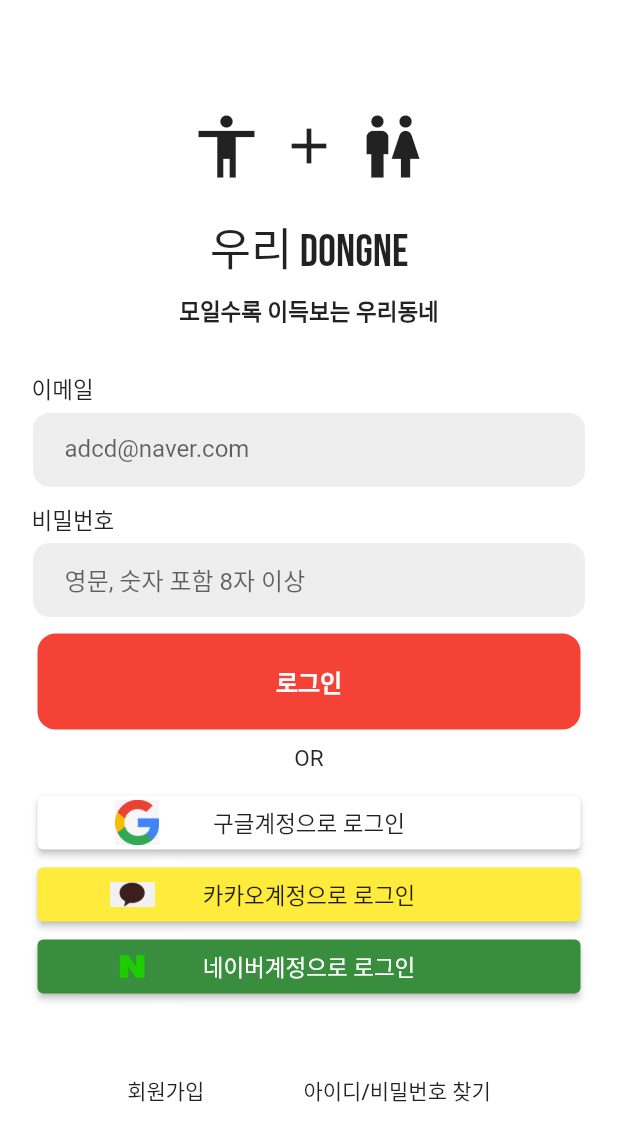
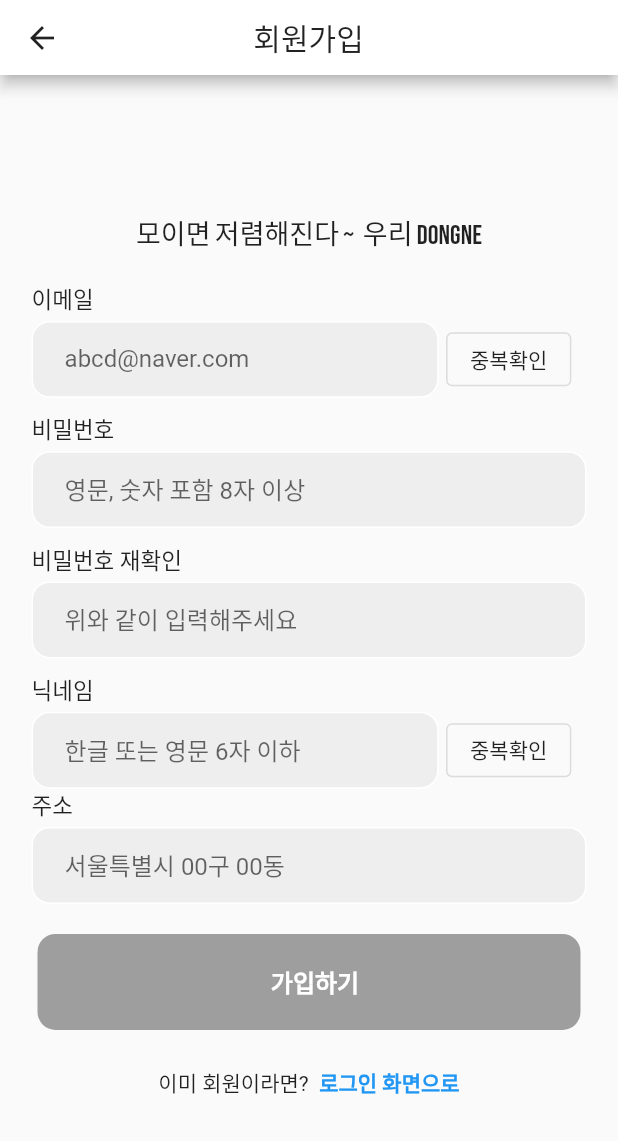
Before and after one commit to byuninsu/dongne_repo, a Flutter app: the screen it shows after launch, after a tap on "회원가입", on a phone screen of 412 x 824 dp. Shown: the top 1141 px of the screen. Run offline on Flutter 3.47's test engine with Material 2 defaults, Android fonts, the phone set to English and light mode, and no system bars; our stand-ins replace get, google_fonts.

Commit message:
[insu] login 페이지, signup 페이지 ui 기초작성

```diff
--- a/lib/view/loginPage.dart
+++ b/lib/view/loginPage.dart
@@ -1,4 +1,6 @@
+import 'package:dongne/view/signupPage.dart';
 import 'package:flutter/material.dart';
+import 'package:get/get.dart';
 import 'package:google_fonts/google_fonts.dart';
 
 class LoginPage extends StatefulWidget {
@@ -13,7 +15,26 @@ class _LoginPageState extends State<LoginPage> {
   var formKey = GlobalKey<FormState>();
   var emailController = TextEditingController();
   var passwordController = TextEditingController();
+  bool hasContent = false;
+  bool hasContent2 = false;
 
+
+  @override
+  void initState() {
+    super.initState();
+
+    emailController.addListener(() {
+      setState(() {
+        hasContent = emailController.text.isNotEmpty;
+      });
+    });
+
+    passwordController.addListener(() {
+      setState(() {
+        hasContent2 = passwordController.text.isNotEmpty;
+      });
+    });
+  }
 
   @override
   Widget build(BuildContext context) {
@@ -21,6 +42,19 @@ class _LoginPageState extends State<LoginPage> {
     double phoneHeightSize = MediaQuery.of(context).size.height - 5;
 
     return Scaffold(
+      appBar: PreferredSize(
+        preferredSize: Size.fromHeight(50.0),
+        child: AppBar(
+          title: Center(
+            child: Text(
+              "로그인",
+              style: TextStyle(color: Colors.black87),
+            ),
+          ),
+          backgroundColor: Colors.white,
+          iconTheme: IconThemeData(color: Colors.black87),
+        ),
+      ),
       backgroundColor: Colors.white,
       body: SafeArea(
         child: Center(
@@ -28,6 +62,7 @@ class _LoginPageState extends State<LoginPage> {
             child: Column(
               mainAxisAlignment: MainAxisAlignment.center,
               children: [
+                SizedBox(height: 20,),
                 Row(
                   mainAxisAlignment: MainAxisAlignment.center,
                   children: [
@@ -47,17 +82,17 @@ class _LoginPageState extends State<LoginPage> {
                     )
                   ],
                 ),
-                SizedBox(height: 20),
+                SizedBox(height: 10),
                 Text(
                   "우리 Dongne",
-                  style: GoogleFonts.bebasNeue(fontSize: 30.0),
+                  style: GoogleFonts.bebasNeue(fontSize: 25.0),
                 ),
-                SizedBox(height: 10),
+                SizedBox(height: 5),
                 Text("모일수록 이득보는 우리동네",
                     style: TextStyle(
                         fontSize: 15, fontWeight: FontWeight.bold)),
                 SizedBox(
-                  height: 30,
+                  height: 20,
                 ),
                 Form(
                     key:formKey,
@@ -124,7 +159,7 @@ class _LoginPageState extends State<LoginPage> {
                             padding:
                             EdgeInsets.only(left: phoneWidthSize / 19.35),
                             child: TextFormField(
-                              controller: emailController,
+                              controller: passwordController,
                               validator: (val) =>
                               val == "" ? "비밀번호를 입력해주세요" : null,
                               decoration: InputDecoration(
@@ -150,7 +185,7 @@ class _LoginPageState extends State<LoginPage> {
                       child: Container(
                         padding: EdgeInsets.all(20),
                         decoration: BoxDecoration(
-                            color: Colors.red,
+                            color: hasContent && hasContent2 ? Colors.red : Colors.grey,
                             borderRadius: BorderRadius.circular(12)),
                         child: Center(
                           child: Text(
@@ -275,21 +310,20 @@ class _LoginPageState extends State<LoginPage> {
                         borderRadius: BorderRadius.all(Radius.circular(4.0))),
                   ),
                 ),
-                SizedBox(
-                  height: 10,
-                ),
-                SizedBox(height: 25,),
+                SizedBox(height: 10,),
                 Row(
                   mainAxisAlignment: MainAxisAlignment.center,
                   children: [
                     Container(
                       child:
                         TextButton(
-                          onPressed: (){},
+                          onPressed: (){
+                            Get.to(SignupPage());
+                          },
                           child: Text("회원가입", style: TextStyle(color: Colors.black87,)),
                         )
                     ),
-                    SizedBox(width: 50,),
+                    SizedBox(width: 80,),
                     Container(
                       child:
                       TextButton(
--- /dev/null
+++ b/lib/view/signupPage.dart
@@ -0,0 +1,350 @@
+import 'package:flutter/material.dart';
+import 'package:get/get.dart';
+import 'package:google_fonts/google_fonts.dart';
+
+class SignupPage extends StatefulWidget {
+  const SignupPage({Key? key}) : super(key: key);
+
+  @override
+  State<SignupPage> createState() => _SignupPageState();
+}
+
+class _SignupPageState extends State<SignupPage> {
+  var formKey = GlobalKey<FormState>();
+
+  var userNameController = TextEditingController();
+  var emailController = TextEditingController();
+  var passwordController = TextEditingController();
+  var checkPasswordController = TextEditingController();
+  var addressController = TextEditingController();
+
+  bool hasContent = false;
+  bool hasContent2 = false;
+
+
+  @override
+  void initState() {
+    super.initState();
+
+    emailController.addListener(() {
+      setState(() {
+        hasContent = emailController.text.isNotEmpty;
+      });
+    });
+
+    passwordController.addListener(() {
+      setState(() {
+        hasContent2 = passwordController.text.isNotEmpty;
+      });
+    });
+  }
+
+  @override
+  Widget build(BuildContext context) {
+    double phoneWidthSize = MediaQuery.of(context).size.width - 5;
+    double phoneHeightSize = MediaQuery.of(context).size.height - 5;
+
+    return Scaffold(
+      appBar: PreferredSize(
+        preferredSize: Size.fromHeight(50.0),
+        child: AppBar(
+          title: Row(
+            children: [
+              SizedBox(width: phoneWidthSize/4.2,),
+              Text(
+                "회원가입",
+                style: TextStyle(color: Colors.black87),
+              ),
+            ],
+          ),
+          backgroundColor: Colors.white,
+          iconTheme: IconThemeData(color: Colors.black87),
+        ),
+      ),
+      body: SafeArea(
+        child: Center(
+          child: SingleChildScrollView(
+            child: Column(
+              mainAxisAlignment: MainAxisAlignment.center,
+              children: [
+                Padding(
+                  padding: EdgeInsets.fromLTRB(10, 0, 10, 0),
+                  child: Text('모이면 저렴해진다 ~  우리 Dongne',
+                      style: GoogleFonts.bebasNeue(fontSize: 18)),
+                ),
+                SizedBox(
+                  height: 20,
+                ),
+                Form(
+                  key: formKey,
+                  child: Column(
+                    children: [
+                      Container(
+                        width: phoneWidthSize / 1.1,
+                        height: phoneHeightSize / 39.9,
+                        alignment: Alignment.topLeft,
+                        child: const Text(
+                          "이메일",
+                          style: TextStyle(fontSize: 15),
+                          textAlign: TextAlign.left,
+                        ),
+                      ),
+                      SizedBox(
+                        height: 5,
+                      ),
+                      Padding(
+                        padding: EdgeInsets.only(left: phoneWidthSize / 19.35),
+                        child: Row(
+                          children: [
+                            Container(
+                              width: phoneWidthSize / 1.5,
+                              height: phoneHeightSize / 15.96,
+                              decoration: BoxDecoration(
+                                color: Colors.grey[200],
+                                border: Border.all(color: Colors.white),
+                                borderRadius: BorderRadius.circular(12),
+                              ),
+                              child: Padding(
+                                padding: EdgeInsets.only(left: phoneWidthSize / 19.35),
+                                child: TextFormField(
+                                  controller: emailController,
+                                  validator: (val) =>
+                                      val == "" ? "이메일을 입력해주세요" : null,
+                                  decoration: InputDecoration(
+                                      border: InputBorder.none,
+                                      hintText: 'abcd@naver.com'),
+                                ),
+                              ),
+                            ),
+                            SizedBox(width: 5,),
+                            Container(
+                              decoration: BoxDecoration(
+                                borderRadius: BorderRadius.circular(12)
+                              ),
+                              child: OutlinedButton(
+                                onPressed: () {},
+                                child: Text("중복확인", style: TextStyle(color: Colors.black87),),
+                              ),
+                            )
+                          ],
+                        ),
+                      ),
+                      SizedBox(
+                        height: 10,
+                      ),
+                      Container(
+                        width: phoneWidthSize / 1.1,
+                        height: phoneHeightSize / 39.9,
+                        alignment: Alignment.topLeft,
+                        child: const Text(
+                          "비밀번호",
+                          style: TextStyle(fontSize: 15),
+                          textAlign: TextAlign.left,
+                        ),
+                      ),
+                      SizedBox(
+                        height: 5,
+                      ),
+                      Container(
+                        width: phoneWidthSize / 1.1,
+                        height: phoneHeightSize / 15.96,
+                        decoration: BoxDecoration(
+                          color: Colors.grey[200],
+                          border: Border.all(color: Colors.white),
+                          borderRadius: BorderRadius.circular(12),
+                        ),
+                        child: Padding(
+                          padding:
+                              EdgeInsets.only(left: phoneWidthSize / 19.35),
+                          child: TextFormField(
+                            controller: passwordController,
+                            validator: (val) =>
+                                val == "" ? "비밀번호를 입력해주세요" : null,
+                            decoration: InputDecoration(
+                                border: InputBorder.none,
+                                hintText: '영문, 숫자 포함 8자 이상'),
+                          ),
+                        ),
+                      ),
+                      SizedBox(
+                        height: 10,
+                      ),
+                      Container(
+                        width: phoneWidthSize / 1.1,
+                        height: phoneHeightSize / 39.9,
+                        alignment: Alignment.topLeft,
+                        child: const Text(
+                          "비밀번호 재확인",
+                          style: TextStyle(fontSize: 15),
+                          textAlign: TextAlign.left,
+                        ),
+                      ),
+                      SizedBox(
+                        height: 5,
+                      ),
+                      Container(
+                        width: phoneWidthSize / 1.1,
+                        height: phoneHeightSize / 15.96,
+                        decoration: BoxDecoration(
+                          color: Colors.grey[200],
+                          border: Border.all(color: Colors.white),
+                          borderRadius: BorderRadius.circular(12),
+                        ),
+                        child: Padding(
+                          padding:
+                              EdgeInsets.only(left: phoneWidthSize / 19.35),
+                          child: TextFormField(
+                            controller: checkPasswordController,
+                            validator: (val) =>
+                                val == "" ? "비밀번호를 입력해주세요" : null,
+                            decoration: InputDecoration(
+                                border: InputBorder.none,
+                                hintText: '위와 같이 입력해주세요'),
+                          ),
+                        ),
+                      ),
+                      SizedBox(
+                        height: 10,
+                      ),
+                      Container(
+                        width: phoneWidthSize / 1.1,
+                        height: phoneHeightSize / 39.9,
+                        alignment: Alignment.topLeft,
+                        child: const Text(
+                          "닉네임",
+                          style: TextStyle(fontSize: 15),
+                          textAlign: TextAlign.left,
+                        ),
+                      ),
+                      SizedBox(
+                        height: 5,
+                      ),
+                      Padding(
+                        padding: EdgeInsets.only(left: phoneWidthSize / 19.35),
+                        child: Row(
+                          children: [
+                            Container(
+                              width: phoneWidthSize / 1.5,
+                              height: phoneHeightSize / 15.96,
+                              decoration: BoxDecoration(
+                                color: Colors.grey[200],
+                                border: Border.all(color: Colors.white),
+                                borderRadius: BorderRadius.circular(12),
+                              ),
+                              child: Padding(
+                                padding: EdgeInsets.only(left: phoneWidthSize / 19.35),
+                                child: TextFormField(
+                                  controller: userNameController,
+                                  validator: (val) =>
+                                  val == "" ? "닉네임을 입력해주세요" : null,
+                                  decoration: InputDecoration(
+                                      border: InputBorder.none,
+                                      hintText: '한글 또는 영문 6자 이하'),
+                                ),
+                              ),
+                            ),
+                            SizedBox(width: 5,),
+                            Container(
+                              decoration: BoxDecoration(
+                                  borderRadius: BorderRadius.circular(12)
+                              ),
+                              child: OutlinedButton(
+                                onPressed: () {},
+                                child: Text("중복확인", style: TextStyle(color: Colors.black87),),
+                              ),
+                            )
+                          ],
+                        ),
+                      ),
+                      Container(
+                        width: phoneWidthSize / 1.1,
+                        height: phoneHeightSize / 39.9,
+                        alignment: Alignment.topLeft,
+                        child: const Text(
+                          "주소",
+                          style: TextStyle(fontSize: 15),
+                          textAlign: TextAlign.left,
+                        ),
+                      ),
+                      SizedBox(
+                        height: 5,
+                      ),
+                      Container(
+                        width: phoneWidthSize / 1.1,
+                        height: phoneHeightSize / 15.96,
+                        decoration: BoxDecoration(
+                          color: Colors.grey[200],
+                          border: Border.all(color: Colors.white),
+                          borderRadius: BorderRadius.circular(12),
+                        ),
+                        child: Padding(
+                          padding:
+                              EdgeInsets.only(left: phoneWidthSize / 19.35),
+                          child: TextFormField(
+                            controller: addressController,
+                            validator: (val) => val == "" ? "주소를 입력해주세요" : null,
+                            decoration: InputDecoration(
+                                border: InputBorder.none,
+                                hintText: '서울특별시 00구 00동'),
+                          ),
+                        ),
+                      ),
+                      SizedBox(
+                        height: 10,
+                      ),
+                    ],
+                  ),
+                ),
+                SizedBox(
+                  height: 10,
+                ),
+                GestureDetector(
+                  onTap: () {
+                    if (formKey.currentState!.validate()) {}
+                  },
+                  child: Container(
+                    child: Padding(
+                      padding: EdgeInsets.symmetric(horizontal: 25.0),
+                      child: Container(
+                        padding: EdgeInsets.all(20),
+                        decoration: BoxDecoration(
+                            color: hasContent && hasContent2 ? Colors.red : Colors.grey,
+                            borderRadius: BorderRadius.circular(12)),
+                        child: Center(
+                          child: Text(
+                            '  가입하기',
+                            style: TextStyle(
+                                color: Colors.white,
+                                fontSize: 16,
+                                fontWeight: FontWeight.bold),
+                          ),
+                        ),
+                      ),
+                    ),
+                  ),
+                ),
+                SizedBox(
+                  height: 25,
+                ),
+                Row(
+                  mainAxisAlignment: MainAxisAlignment.center,
+                  children: [
+                    Text('이미 회원이라면?'),
+                    GestureDetector(
+                      onTap: () => Get.back(),
+                      child: Text(
+                        '  로그인 화면으로',
+                        style: TextStyle(
+                            color: Colors.blue, fontWeight: FontWeight.bold),
+                      ),
+                    )
+                  ],
+                )
+              ],
+            ),
+          ),
+        ),
+      ),
+    );
+  }
+}
```
